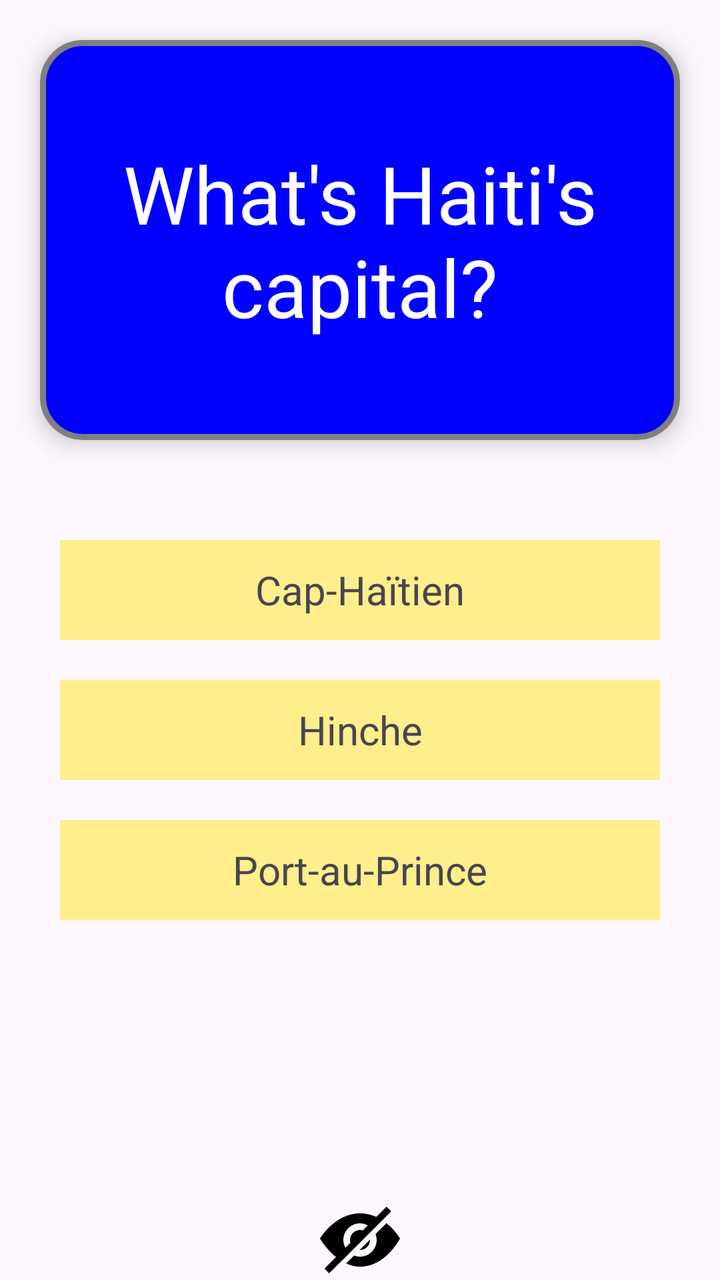
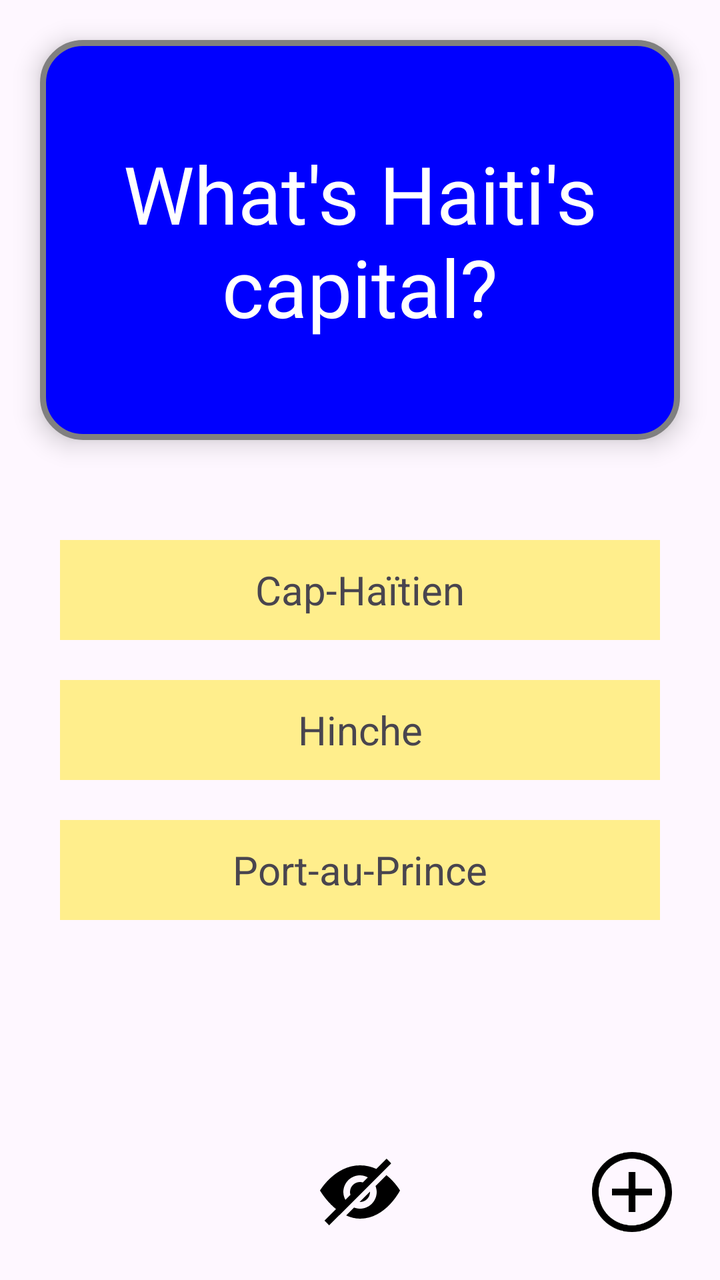

Screens rendered from an Android XML layout before and after an edit, with the pre-edit source and the edit as a unified diff.
<!-- AndroidManifest.xml: application theme Theme.FlashcardApp -->
<!-- res/layout/activity_main.xml -->
<?xml version="1.0" encoding="utf-8"?>
<RelativeLayout xmlns:android="http://schemas.android.com/apk/res/android"
    xmlns:app="http://schemas.android.com/apk/res-auto"
    xmlns:tools="http://schemas.android.com/tools"
    android:id="@+id/main"
    android:layout_width="match_parent"
    android:layout_height="match_parent"
    tools:context=".MainActivity">

    <TextView
        android:id="@+id/flashcard_question"
        android:layout_width="match_parent"
        android:layout_height="200dp"
        android:text="What's Haiti's capital?"
        android:textColor="@color/white"
        android:textSize="40sp"
        android:gravity="center"
        android:background="@drawable/card_background"
        android:elevation="7dp"
        android:padding="10dp"
        android:layout_margin="20dp"/>

    <TextView
        android:id="@+id/flashcard_answer"
        android:background="@drawable/card_resp_background"
        android:layout_width="match_parent"
        android:layout_height="200dp"
        android:text="Port-au-Prince"
        android:textSize="40sp"
        android:gravity="center"
        android:visibility="invisible"
        android:layout_margin="20dp"/>

    
    <LinearLayout
        android:id="@+id/answers_container"
        android:layout_width="match_parent"
        android:layout_height="wrap_content"
        android:layout_margin="20dp"
        android:layout_below="@id/flashcard_question"
        android:orientation="vertical"
        android:visibility="visible">

        <TextView
            android:id="@+id/rep1"
            android:layout_width="match_parent"
            android:layout_height="50dp"
            android:layout_margin="10dp"
            android:background="#ffee8c"
            android:gravity="center"
            android:text="Cap-Haïtien"
            android:textSize="20sp" />

        <TextView
            android:id="@+id/rep2"
            android:layout_width="match_parent"
            android:layout_height="50dp"
            android:layout_margin="10dp"
            android:background="#ffee8c"
            android:gravity="center"
            android:text="Hinche"
            android:textSize="20sp" />

        <TextView
            android:id="@+id/rep3"
            android:layout_width="match_parent"
            android:layout_height="50dp"
            android:layout_margin="10dp"
            android:background="#ffee8c"
            android:gravity="center"
            android:text="Port-au-Prince"
            android:textSize="20sp" />
    </LinearLayout>

    <ImageView
        android:layout_width="40dp"
        android:layout_height="40dp"
        android:id="@+id/toggle_choices_visibility"
        android:src="@drawable/hide_icon"
        android:contentDescription="@string/img_desc"
        android:layout_alignParentBottom="true"
        android:layout_centerHorizontal="true"
        />


</RelativeLayout>
<!-- resources referenced by this layout -->
<resources>
  <color name="white">#FFFFFFFF</color>
  <!-- drawable card_background (drawable) -->
  <?xml version="1.0" encoding="utf-8"?>
  <shape xmlns:android="http://schemas.android.com/apk/res/android"
      android:shape="rectangle">
      <corners android:radius="20dp" />
      <stroke android:color="@color/grey" android:width="3dp" />
      <solid android:color="@color/blue" />
  </shape>
  <!-- drawable card_resp_background (drawable) -->
  <?xml version="1.0" encoding="utf-8"?>
  <shape xmlns:android="http://schemas.android.com/apk/res/android"
      android:shape="rectangle">
      <corners android:radius="20dp" />
      <stroke android:color="@color/grey" android:width="3dp" />
      <solid android:color="@color/green" />
  </shape>
  <!-- drawable hide_icon (drawable) -->
  <vector xmlns:android="http://schemas.android.com/apk/res/android"
      android:width="24dp"
      android:height="24dp"
      android:viewportWidth="24"
      android:viewportHeight="24">
    <path
        android:fillColor="#FF000000"
        android:pathData="M11.885,14.988l3.104,-3.098 0.011,0.11c0,1.654 -1.346,3 -3,3l-0.115,-0.012zM19.933,6.956l-3.274,3.268c0.212,0.554 0.341,1.149 0.341,1.776 0,2.757 -2.243,5 -5,5 -0.631,0 -1.229,-0.13 -1.785,-0.344l-2.377,2.372c1.276,0.588 2.671,0.972 4.177,0.972 7.733,0 11.985,-8.449 11.985,-8.449s-1.415,-2.478 -4.067,-4.595zM21.364,3.42l-18.619,18.58 -1.382,-1.422 3.455,-3.447c-3.022,-2.45 -4.818,-5.58 -4.818,-5.58s4.446,-7.551 12.015,-7.551c1.825,0 3.456,0.426 4.886,1.075l3.081,-3.075 1.382,1.42zM7.613,14.342l1.519,-1.515c-0.077,-0.264 -0.132,-0.538 -0.132,-0.827 0,-1.654 1.346,-3 3,-3 0.291,0 0.567,0.055 0.833,0.134l1.518,-1.515c-0.704,-0.382 -1.496,-0.619 -2.351,-0.619 -2.757,0 -5,2.243 -5,5 0,0.852 0.235,1.641 0.613,2.342z"/>
  </vector>
  <string name="img_desc">Icon</string>
  <style name="Theme.FlashcardApp" parent="Base.Theme.FlashcardApp" />
  <color name="grey">#FF808080</color>
  <color name="blue">#FF0000FF</color>
  <color name="green">#FF00FF00</color>
  <style name="Base.Theme.FlashcardApp" parent="Theme.Material3.DayNight.NoActionBar">
          
          
      </style>
</resources>

<!-- the commit's change to res/layout/activity_main.xml (unified diff, before → after) -->
@@ -73,14 +73,25 @@
     </LinearLayout>
 
     <ImageView
+        android:id="@+id/toggle_choices_visibility"
         android:layout_width="40dp"
         android:layout_height="40dp"
-        android:id="@+id/toggle_choices_visibility"
-        android:src="@drawable/hide_icon"
-        android:contentDescription="@string/img_desc"
         android:layout_alignParentBottom="true"
         android:layout_centerHorizontal="true"
-        />
+        android:layout_marginBottom="24dp"
+        android:contentDescription="@string/img_desc"
+        android:src="@drawable/hide_icon" />
+
+    <ImageView
+        android:id="@+id/add_card"
+        android:layout_width="40dp"
+        android:layout_height="40dp"
+        android:layout_alignParentEnd="true"
+        android:layout_alignParentBottom="true"
+        android:layout_marginEnd="24dp"
+        android:layout_marginBottom="24dp"
+        android:contentDescription="@string/img_desc"
+        android:src="@drawable/add_icon" />
 
 
 </RelativeLayout>
<!-- resource entries referenced after the edit -->
@@ -1,6 +1,16 @@
 <!-- resources referenced by this layout -->
 <resources>
   <color name="white">#FFFFFFFF</color>
+  <!-- drawable add_icon (drawable) -->
+  <vector xmlns:android="http://schemas.android.com/apk/res/android"
+      android:width="24dp"
+      android:height="24dp"
+      android:viewportWidth="24"
+      android:viewportHeight="24">
+    <path
+        android:fillColor="#FF000000"
+        android:pathData="M12,2c5.514,0 10,4.486 10,10s-4.486,10 -10,10 -10,-4.486 -10,-10 4.486,-10 10,-10zM12,0c-6.627,0 -12,5.373 -12,12s5.373,12 12,12 12,-5.373 12,-12 -5.373,-12 -12,-12zM18,13h-5v5h-2v-5h-5v-2h5v-5h2v5h5v2z"/>
+  </vector>
   <!-- drawable card_background (drawable) -->
   <?xml version="1.0" encoding="utf-8"?>
   <shape xmlns:android="http://schemas.android.com/apk/res/android"
